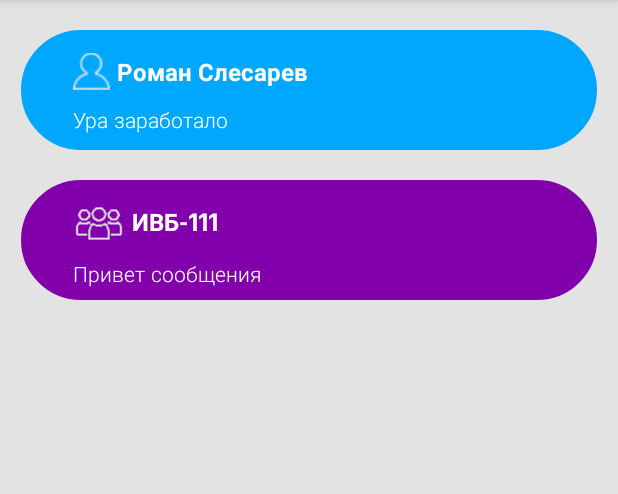
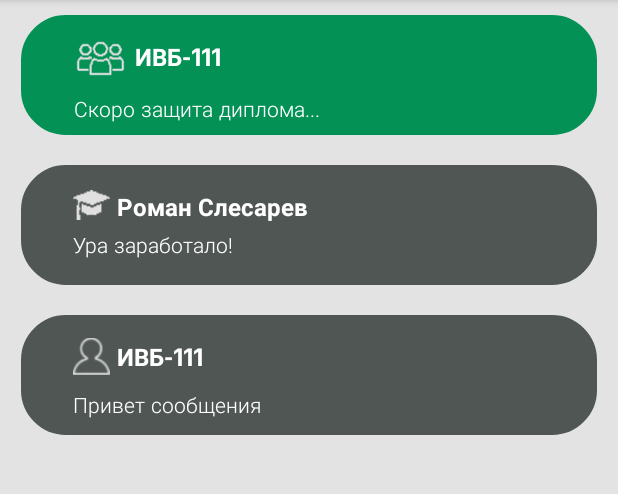
Before and after one commit to linedown/NefesleChat, an Android app: the fragment ChatsFragment shown on its own in the app's theme, on a phone screen of 412 x 824 dp, the part 84-578 px from its top. Run offline under Robolectric (Android 15) with nearby library versions, the phone set to English and light mode, and no system bars; Roboto replaces fonts that are not available here.

Commit message:
Работа над UI

```diff
--- a/app/src/main/java/ru/linedown/nefeslechat/classes/LastMessageLayout.java
+++ b/app/src/main/java/ru/linedown/nefeslechat/classes/LastMessageLayout.java
@@ -25,29 +25,28 @@ public class LastMessageLayout extends LinearLayout {
     private TextView messageView;
     private LinearLayout horizontalLayout;
 
-    private int backgroundDraw;
-
-    private final int icon;
+    private int icon;
 
     public static final int STUDENT = -1;
     public static final int PREPOD = -2;
     public static final int GROUP = -3;
 
-    private final int mode;
+    private final int chatType;
 
-    public LastMessageLayout(Context context, int icon, int mode) {
+    public LastMessageLayout(Context context, int chatType) {
         super(context);
-        this.icon = icon;
-        this.mode = mode;
+        this.chatType = chatType;
         init(context);
     }
 
     private void init(Context context) {
+
+        if(chatType == STUDENT) icon = R.drawable.man;
+        else if(chatType == PREPOD) icon = R.drawable.prepod;
+        else icon = R.drawable.group;
+
         int dimension = (icon == R.drawable.group) ? 35 : 25;
-
-        if(mode == STUDENT) backgroundDraw = R.drawable.bg_student_settings;
-        else if(mode == PREPOD) backgroundDraw = R.drawable.bg_prepod_settings;
-        else backgroundDraw = R.drawable.bg_group_chat;
+        int marginTop = (icon == R.drawable.prepod) ? 5 : 0;
 
         setOrientation(LinearLayout.VERTICAL);
         setId(R.id.message_view); // <------------ id сообщения класть
@@ -64,7 +63,7 @@ public class LastMessageLayout extends LinearLayout {
 
         setLayoutParams(layoutParams);
 
-        setBackground(ContextCompat.getDrawable(context, backgroundDraw));
+        setBackground(ContextCompat.getDrawable(context, R.drawable.bg_read_chat));
 
         horizontalLayout = new LinearLayout(context);
         horizontalLayout.setOrientation(LinearLayout.HORIZONTAL);
@@ -82,6 +81,9 @@ public class LastMessageLayout extends LinearLayout {
                 ViewGroup.LayoutParams.WRAP_CONTENT
         );
         iconParams.setMarginStart((int) TypedValue.applyDimension(TypedValue.COMPLEX_UNIT_DIP, 35, getResources().getDisplayMetrics()));
+        iconParams.setMargins((int) TypedValue.applyDimension(TypedValue.COMPLEX_UNIT_DIP, 35, getResources().getDisplayMetrics()),
+                (int) TypedValue.applyDimension(TypedValue.COMPLEX_UNIT_DIP, marginTop, getResources().getDisplayMetrics()),
+                0, 0);
         iconChatView.setLayoutParams(iconParams);
         iconChatView.setImageDrawable(ContextCompat.getDrawable(context, icon)); // <---- меняется
         horizontalLayout.addView(iconChatView);
--- a/app/src/main/java/ru/linedown/nefeslechat/ui/ChatsFragment.java
+++ b/app/src/main/java/ru/linedown/nefeslechat/ui/ChatsFragment.java
@@ -24,14 +24,17 @@ public class ChatsFragment extends Fragment {
         binding = FragmentChatsBinding.inflate(inflater, container, false);
         View root = binding.getRoot();
 
-        LastMessageLayout lml = new LastMessageLayout(getActivity(), R.drawable.man, LastMessageLayout.STUDENT);
+        LastMessageLayout lml = new LastMessageLayout(getActivity(), LastMessageLayout.PREPOD);
 
-        lml.setChatName("Роман Слесарев");
-        lml.setMessage("Ура заработало");
+        lml.setChatName("Олег Проурзин");
+        lml.setMessage("Я рад, что у вас всё получается");
 
         LinearLayout chatLayout = binding.chatsLayout;
 
-        LastMessageLayout lml2 = new LastMessageLayout(getActivity(), R.drawable.group, LastMessageLayout.GROUP);
+        LastMessageLayout lml2 = new LastMessageLayout(getActivity(), LastMessageLayout.STUDENT);
+
+        lml.setChatName("Роман Слесарев");
+        lml.setMessage("Ура заработало!");
 
         chatLayout.addView(lml);
         chatLayout.addView(lml2);
--- /dev/null
+++ b/app/src/main/res/drawable/bg_read_chat.xml
@@ -0,0 +1,7 @@
+<?xml version="1.0" encoding="UTF-8"?>
+<shape xmlns:android="http://schemas.android.com/apk/res/android" android:shape="rectangle">
+    <solid android:color="@color/readChatColor"/>
+    <stroke android:width="30px" android:color="@color/readChatColor" />
+    <corners android:radius="30px"/>
+    <padding android:left="0dp" android:top="0dp" android:right="0dp" android:bottom="0dp" />
+</shape>
--- a/app/src/main/res/layout/fragment_chats.xml
+++ b/app/src/main/res/layout/fragment_chats.xml
@@ -14,23 +14,26 @@
         android:layout_width="match_parent"
         android:layout_height="80dp"
         android:layout_marginStart="14sp"
-        android:layout_marginTop="500sp"
+        android:layout_marginTop="10sp"
         android:layout_marginEnd="14sp"
-        android:background="@drawable/bg_group_chat"
+        android:background="@drawable/bg_green"
         android:orientation="vertical"
-        android:visibility="gone">
+        android:visibility="visible"
+        >
 
         <LinearLayout
             android:layout_width="wrap_content"
             android:layout_height="wrap_content"
             android:layout_marginTop="10sp"
-            android:orientation="horizontal">
+            android:orientation="horizontal"
+            >
 
             <ImageView
                 android:id="@+id/icon_chat_view"
                 android:layout_width="35dp"
                 android:layout_height="wrap_content"
                 android:layout_marginStart="35dp"
+                android:layout_marginTop="0sp"
                 android:src="@drawable/group"
                 app:layout_constraintBottom_toBottomOf="parent"
                 app:layout_constraintStart_toStartOf="parent"
@@ -56,7 +59,7 @@
             android:layout_marginStart="35dp"
             android:layout_marginTop="4dp"
             android:fontFamily="@font/inter_light"
-            android:text="Привет сообщения"
+            android:text="Скоро защита диплома..."
             android:textColor="@color/white" />
     </LinearLayout>
 
--- a/app/src/main/res/values/colors.xml
+++ b/app/src/main/res/values/colors.xml
@@ -18,6 +18,7 @@
     <color name="settingsBack">#C4C4C4</color>
     <color name="otherSettingsColor">#777</color>
     <color name="groupChatColor">#8200AC</color>
-    <color name="red">#FF0000</color>
+    <color name="red">#5FC69B</color>
+    <color name="readChatColor">#4F5653</color>
 
 </resources>
```
Also changed, not shown: app/src/main/res/drawable/prepod.png (added).
